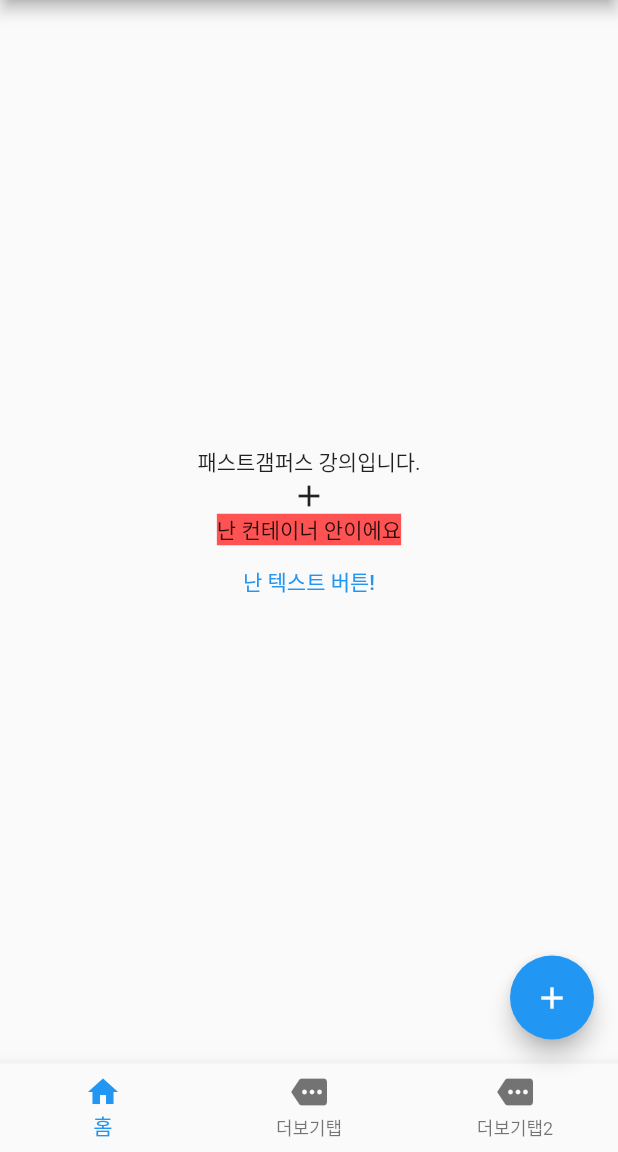
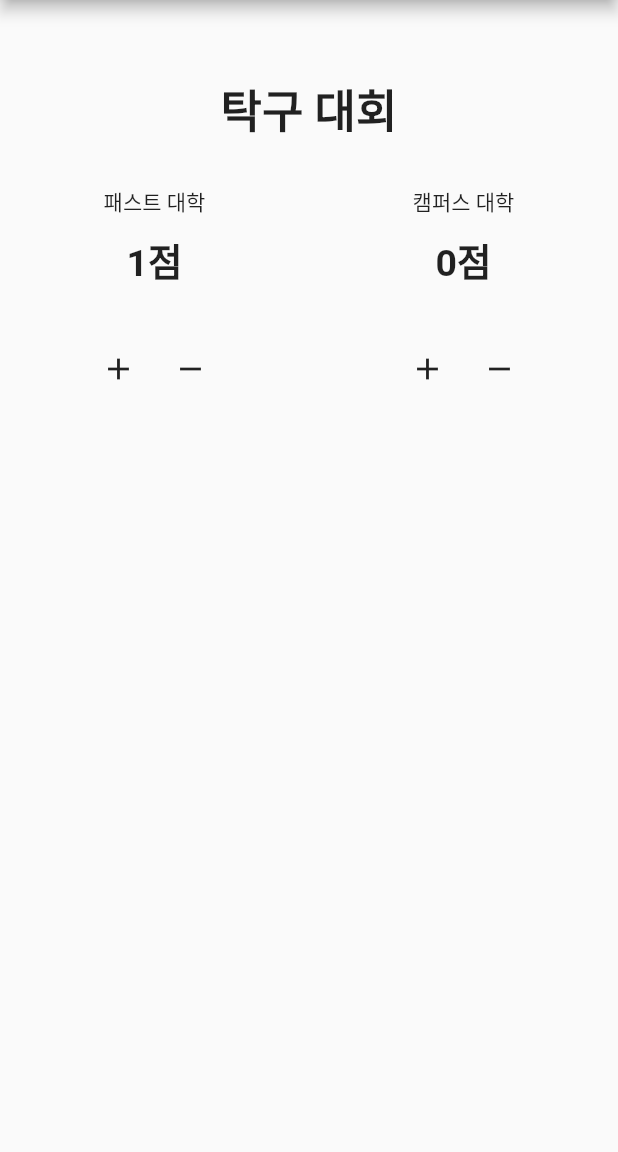
Before and after one commit to leessosso/flutter_fastcampus, a Flutter app: the screen it shows after launch, after a tap on the "add" icon, on a phone screen of 412 x 824 dp, the part 84-1236 px from its top. Run offline on Flutter 3.47's test engine with Material 2 defaults, Android fonts, the phone set to English and light mode, and no system bars.

Commit message:
간단한 점수 올리기 데모

```diff
--- a/lib/main.dart
+++ b/lib/main.dart
@@ -30,6 +30,9 @@ class MyHomePage extends StatefulWidget {
 class _MyHomePageState extends State<MyHomePage> {
   int _counter = 0;
   int _idx = 0;
+  int count1 = 0;
+  int count2 = 0;
+  String vicTeam = '';
 
   void _incrementCounter() {
     setState(() {
@@ -43,47 +46,82 @@ class _MyHomePageState extends State<MyHomePage> {
       appBar: AppBar(
         title: Text(widget.title),
       ),
-      body: Center(
-        child: Column(
-          mainAxisAlignment: MainAxisAlignment.center,
-          children: <Widget>[
+      body: Column(
+        children: [
+          Container(height: 50),
           Text(
-              '패스트갬퍼스 강의입니다.',
+            '탁구 대회',
+            style: TextStyle(fontSize: 30, fontWeight: FontWeight.bold),
           ),
-            Icon(Icons.add),
-            Container(
-              child: Text('난 컨테이너 안이에요'),
-              color: Colors.redAccent,
-            ),
-            TextButton(
-              onPressed: () {
-                print('텍스트버튼 눌림');
-              },
-              child: Text('난 텍스트 버튼!'),
-            ),
+          Container(height: 30),
+          Row(
+            mainAxisAlignment: MainAxisAlignment.spaceAround,
+            children: [
+              Text('패스트 대학'),
+              Text('캠퍼스 대학'),
             ],
           ),
+          Container(height: 10),
+          Row(
+            mainAxisAlignment: MainAxisAlignment.spaceAround,
+            children: [
+              Text('$count1점',
+                  style: TextStyle(fontSize: 25, fontWeight: FontWeight.bold)),
+              Text('$count2점',
+                  style: TextStyle(fontSize: 25, fontWeight: FontWeight.bold)),
+            ],
           ),
-      floatingActionButton: FloatingActionButton(
+          Container(height: 30),
+          Row(
+            mainAxisAlignment: MainAxisAlignment.spaceAround,
+            children: [
+              Row(
+                children: [
+                  IconButton(
+                      icon: Icon(Icons.add),
                       onPressed: () {
-          print('FAB 눌림');
-        },
-        tooltip: 'Increment',
-        child: Icon(Icons.add),
-      ), // This trailing comma makes auto-formatting nicer for build methods.
-      bottomNavigationBar: BottomNavigationBar(
-        items: [
-          BottomNavigationBarItem(icon: Icon(Icons.home), label: '홈'),
-          BottomNavigationBarItem(icon: Icon(Icons.more), label: '더보기탭'),
-          BottomNavigationBarItem(icon: Icon(Icons.more), label: '더보기탭2'),
+                        setState(() {
+                          count1 = count1 + 1;
+                          if (count1 > 10) {
+                            vicTeam = '패스트 대학 승리!';
+                          }
+                        });
+                      }),
+                  IconButton(
+                      icon: Icon(Icons.remove),
+                      onPressed: () {
+                        setState(() {
+                          count1 = count1 - 1;
+                        });
+                      })
                 ],
-        onTap: (index) {
+              ),
+              Row(
+                children: [
+                  IconButton(
+                      icon: Icon(Icons.add),
+                      onPressed: () {
                         setState(() {
-            _idx = index;
+                          count2 = count2 + 1;
+                          if (count1 > 10) {
+                            vicTeam = '패스트 대학 승리!';
+                          }
                         });
-          print(index);
-        },
-        currentIndex: _idx,
+                      }),
+                  IconButton(
+                      icon: Icon(Icons.remove),
+                      onPressed: () {
+                        setState(() {
+                          count2 = count2 - 1;
+                        });
+                      })
+                ],
+              )
+            ],
+          ),
+          Container(height: 20),
+          Text(vicTeam, style: TextStyle(fontSize: 50, color: Colors.green)),
+        ],
       ),
     );
   }
```
Lines whose indentation alone changed are shown as unchanged.
